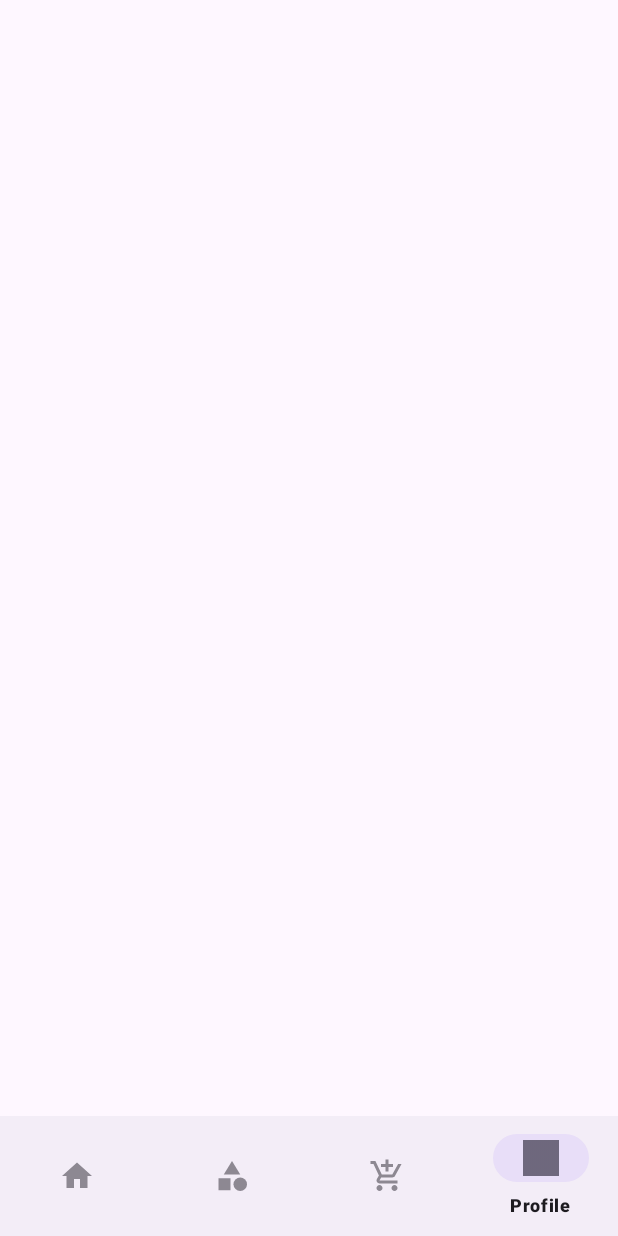
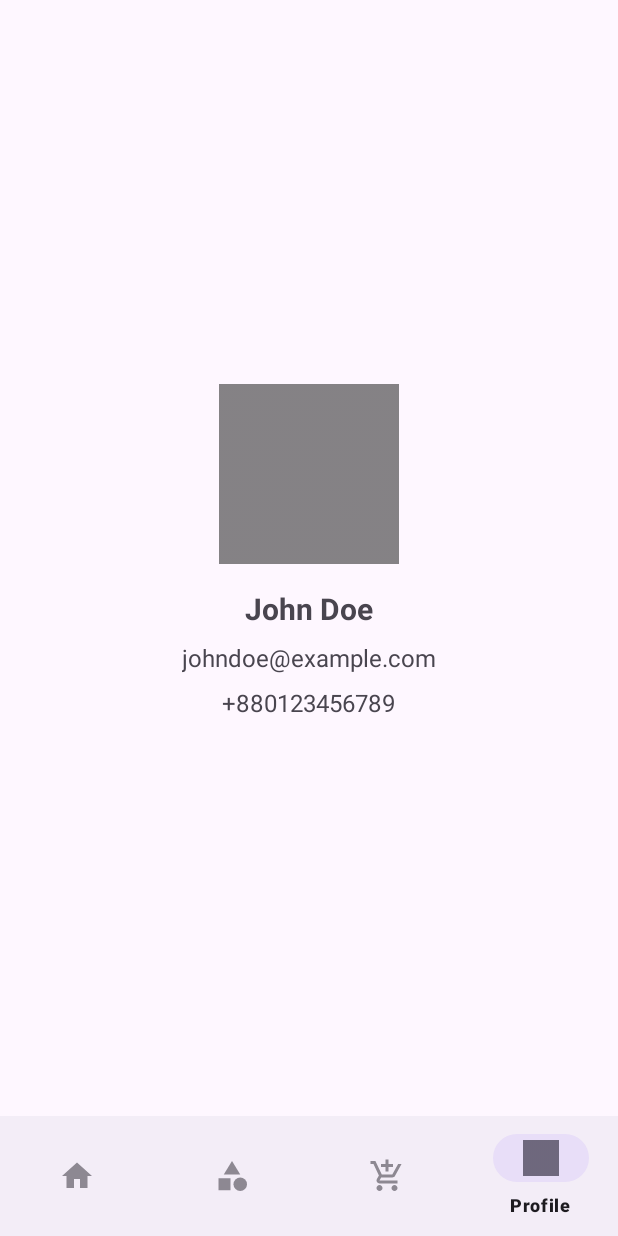
Before and after one commit to munshinavid/AndroidProjects, an Android app: the screen it shows after launch (MainActivity), item 4 of the bottom bar chosen, on a phone screen of 412 x 824 dp. Run offline under Robolectric (Android 15) with nearby library versions, the phone set to English and light mode, and no system bars.

Commit message:
feat: implement dummy profile and login

```diff
--- a/ezycommerceapp/app/src/main/java/com/example/ezycommerce_app/ProfileFragment.kt
+++ b/ezycommerceapp/app/src/main/java/com/example/ezycommerce_app/ProfileFragment.kt
@@ -1,15 +1,17 @@
 package com.example.ezycommerce_app
 
-import android.annotation.SuppressLint
 import android.os.Bundle
 import android.view.LayoutInflater
 import android.view.View
 import android.view.ViewGroup
 import androidx.fragment.app.Fragment
-import androidx.recyclerview.widget.GridLayoutManager
-import androidx.recyclerview.widget.RecyclerView
 
 class ProfileFragment : Fragment() {
 
-
+    override fun onCreateView(
+        inflater: LayoutInflater, container: ViewGroup?,
+        savedInstanceState: Bundle?
+    ): View? {
+        return inflater.inflate(R.layout.fragment_profile, container, false)
+    }
 }
--- a/ezycommerceapp/app/src/main/res/layout/fragment_profile.xml
+++ b/ezycommerceapp/app/src/main/res/layout/fragment_profile.xml
@@ -1,22 +1,45 @@
 <?xml version="1.0" encoding="utf-8"?>
 <LinearLayout xmlns:android="http://schemas.android.com/apk/res/android"
-    xmlns:app="http://schemas.android.com/apk/res-auto"
     android:layout_width="match_parent"
-    android:id="@+id/main"
     android:layout_height="match_parent"
-    android:orientation="vertical">
+    android:orientation="vertical"
+    android:gravity="center"
+    android:padding="20dp">
 
-    <!-- Fragment container -->
-    <FrameLayout
-        android:id="@+id/fragment_container"
-        android:layout_width="match_parent"
-        android:layout_height="0dp"
-        android:layout_weight="1"/>
+    <!-- Profile Image -->
+    <ImageView
+        android:id="@+id/profileImage"
+        android:layout_width="120dp"
+        android:layout_height="120dp"
+        android:src="@drawable/ic_profile"
+    android:contentDescription="Profile Picture"
+    android:scaleType="centerCrop"
+    android:layout_marginBottom="16dp" />
 
-    <!-- Bottom navigation -->
-    <com.google.android.material.bottomnavigation.BottomNavigationView
-        android:id="@+id/bottomNav"
-        android:layout_width="match_parent"
+    <!-- Dummy Info -->
+    <TextView
+        android:id="@+id/profileName"
+        android:layout_width="wrap_content"
         android:layout_height="wrap_content"
-        app:menu="@menu/bottom_nav_menu"/>
+        android:text="John Doe"
+        android:textSize="20sp"
+        android:textStyle="bold"
+        android:layout_marginBottom="8dp" />
+
+    <TextView
+        android:id="@+id/profileEmail"
+        android:layout_width="wrap_content"
+        android:layout_height="wrap_content"
+        android:text="johndoe@example.com"
+        android:textSize="16sp"
+        android:layout_marginBottom="8dp" />
+
+    <TextView
+        android:id="@+id/profilePhone"
+        android:layout_width="wrap_content"
+        android:layout_height="wrap_content"
+        android:text="+880123456789"
+        android:textSize="16sp"
+        android:layout_marginBottom="8dp" />
+
 </LinearLayout>
```
Also changed, not shown: ezycommerceapp/app/src/main/res/drawable/ic_profile_img.jpg (added).
